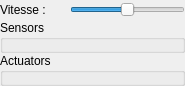
Qt form src/ihm/widgets/robotinformation.ui (bmael/I-rover) before a commit.
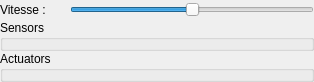
The same form after that commit.

```diff
--- a/src/ihm/widgets/robotinformation.ui
+++ b/src/ihm/widgets/robotinformation.ui
@@ -6,10 +6,22 @@
    <rect>
     <x>0</x>
     <y>0</y>
-    <width>185</width>
-    <height>86</height>
+    <width>314</width>
+    <height>56</height>
    </rect>
   </property>
+  <property name="minimumSize">
+   <size>
+    <width>314</width>
+    <height>0</height>
+   </size>
+  </property>
+  <property name="maximumSize">
+   <size>
+    <width>314</width>
+    <height>16777215</height>
+   </size>
+  </property>
   <property name="windowTitle">
    <string>Form</string>
   </property>
```
